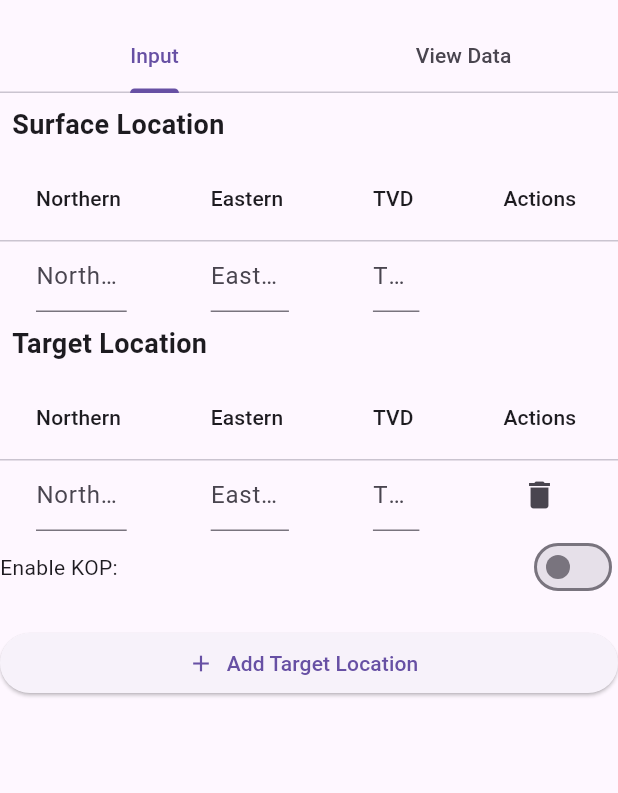
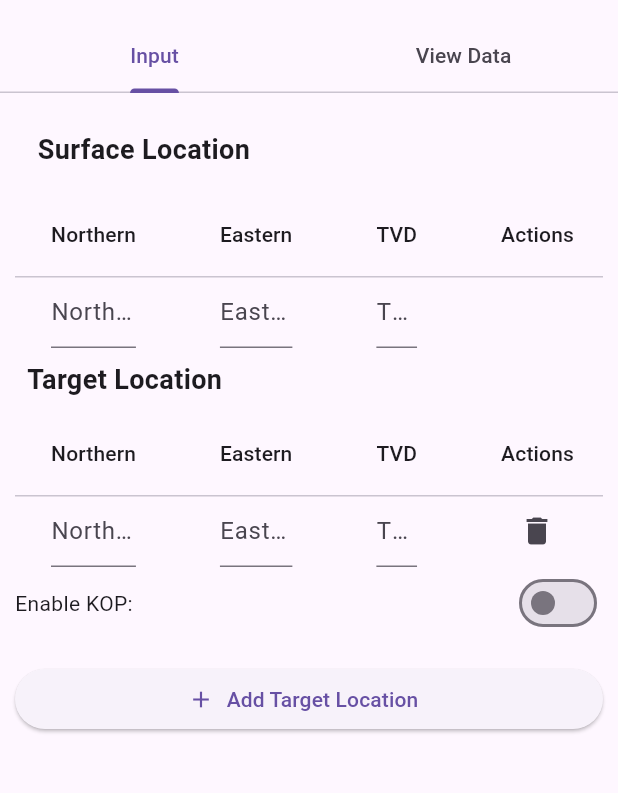
Before and after one commit to Horladimzzy001/Dmain, a Flutter app: the screen it shows after launch, after a tap on "Add Target Location", on a phone screen of 412 x 824 dp, the part 63-856 px from its top. Run offline on Flutter 3.47's test engine with Material 3 defaults, Android fonts, the phone set to English and light mode, and no system bars; our stand-ins replace fl_chart.

Commit message:
almost done....

```diff
--- /dev/null
+++ b/lib/homePage.dart
@@ -0,0 +1,210 @@
+import 'package:flutter/material.dart';
+import 'calculationTable.dart';
+
+class MainPage extends StatefulWidget {
+  @override
+  _MainPageState createState() => _MainPageState();
+}
+
+class _MainPageState extends State<MainPage> with SingleTickerProviderStateMixin {
+  late TabController _tabController;
+  bool _kopEnabled = false;
+  Map<String, TextEditingController> _surfaceLocation = {
+    "northern": TextEditingController(),
+    "eastern": TextEditingController(),
+    "tvd": TextEditingController(),
+  };
+  List<Map<String, TextEditingController>> _targets = [];
+  TextEditingController _kopController = TextEditingController();
+
+  @override
+  void initState() {
+    super.initState();
+    _tabController = TabController(length: 2, vsync: this);
+  }
+
+  @override
+  Widget build(BuildContext context) {
+    return Scaffold(
+      appBar: AppBar(
+        title: Text("PhiDrillSim"),
+        centerTitle: true,
+        bottom: TabBar(
+          controller: _tabController,
+          tabs: [
+            Tab(text: "Input"),
+            Tab(text: "View Data"),
+          ],
+        ),
+      ),
+      body: TabBarView(
+        controller: _tabController,
+        children: [
+          _buildInputTab(),
+          CalculationTable(
+            surfaceLocation: {
+              "northern": _surfaceLocation["northern"]!.text,
+              "eastern": _surfaceLocation["eastern"]!.text,
+              "tvd": _surfaceLocation["tvd"]!.text,
+            },
+            targets: _targets.map((target) {
+              return {
+                "northern": target["northern"]!.text,
+                "eastern": target["eastern"]!.text,
+                "tvd": target["tvd"]!.text,
+              };
+            }).toList(),
+            kopEnabled: _kopEnabled,
+            kopValue: double.tryParse(_kopController.text) ?? 0.0,
+          )
+        ],
+      ),
+    );
+  }
+
+  Widget _buildInputTab() {
+    return Padding(
+      padding: EdgeInsets.all(10),
+      child: ListView(
+        children: <Widget>[
+          Padding(
+            padding: const EdgeInsets.all(15.0),
+            child: Text(
+              'Surface Location',
+              style: TextStyle(fontSize: 18, fontWeight: FontWeight.bold),
+            ),
+          ),
+          SingleChildScrollView(
+            scrollDirection: Axis.horizontal,
+            child: DataTable(
+              columns: [
+                DataColumn(label: Text('Northern')),
+                DataColumn(label: Text('Eastern')),
+                DataColumn(label: Text('TVD')),
+                DataColumn(label: Text('Actions')),
+              ],
+              rows: [
+                DataRow(cells: [
+                  DataCell(TextField(
+                    controller: _surfaceLocation["northern"],
+                    decoration: InputDecoration(
+                      labelText: "Northern (Surface)",
+                    ),
+                    keyboardType: TextInputType.number,
+                  )),
+                  DataCell(TextField(
+                    controller: _surfaceLocation["eastern"],
+                    decoration: InputDecoration(
+                        labelText: "Eastern (Surface)"),
+                    keyboardType: TextInputType.number,
+                  )),
+                  DataCell(TextField(
+                    controller: _surfaceLocation["tvd"],
+                    decoration: InputDecoration(
+                        labelText: "TVD (Surface)"),
+                    keyboardType: TextInputType.number,
+                  )),
+                  DataCell(Container()), // No delete button for surface location
+                ]),
+              ],
+            ),
+          ),
+          Padding(
+            padding: const EdgeInsets.all(8.0),
+            child: Text(
+              'Target Location',
+              style: TextStyle(fontSize: 18, fontWeight: FontWeight.bold),
+            ),
+          ),
+          SingleChildScrollView(
+            scrollDirection: Axis.horizontal,
+            child: DataTable(
+              columns: [
+                DataColumn(label: Text('Northern')),
+                DataColumn(label: Text('Eastern')),
+                DataColumn(label: Text('TVD')),
+                DataColumn(label: Text('Actions')),
+              ],
+              rows: _targets.map((location) {
+                int index = _targets.indexOf(location);
+                return DataRow(cells: [
+                  DataCell(TextField(
+                      controller: location["northern"],
+                      decoration: InputDecoration(
+                          labelText: "Northern (Target)"),keyboardType: TextInputType.number,),
+                  ),
+                  DataCell(TextField(
+                      controller: location["eastern"],
+                      decoration: InputDecoration(
+                          labelText: "Eastern (Target)"),keyboardType: TextInputType.number,),
+                  ),
+                  DataCell(TextField(
+                      controller: location["tvd"],
+                      decoration: InputDecoration(
+                          labelText: "TVD (Target)"),keyboardType: TextInputType.number,),
+                  ),
+                  DataCell(IconButton(
+                    icon: Icon(Icons.delete),
+                    onPressed: () => _removeLocation(index),
+                  )),
+                ]);
+              }).toList(),
+            ),
+          ),
+          Row(
+            mainAxisAlignment: MainAxisAlignment.spaceBetween,
+            children: <Widget>[
+              Text("Enable KOP:"),
+              Switch(
+                value: _kopEnabled,
+                onChanged: (value) {
+                  setState(() {
+                    _kopEnabled = value;
+                    if (!_kopEnabled) _kopController.clear();
+                  });
+                },
+              ),
+            ],
+          ),
+          if (_kopEnabled)
+            Padding(
+              padding: const EdgeInsets.symmetric(horizontal: 8.0),
+              child: TextField(
+                controller: _kopController,
+                decoration: InputDecoration(
+                  labelText: "KOP",
+                  border: OutlineInputBorder(),
+                ),
+                keyboardType: TextInputType.number,
+              ),
+            ),
+          Padding(
+            padding: const EdgeInsets.symmetric(vertical: 16.0),
+            child: ElevatedButton.icon(
+              onPressed: _addLocation,
+              icon: Icon(Icons.add),
+              label: Text("Add Target Location"),
+            ),
+          ),
+        ],
+      ),
+    );
+  }
+
+  void _addLocation() {
+    setState(() {
+      Map<String, TextEditingController> newLocation = {
+        "northern": TextEditingController(),
+        "eastern": TextEditingController(),
+        "tvd": TextEditingController(),
+      };
+      _targets.add(newLocation);
+    });
+  }
+
+  void _removeLocation(int index) {
+    setState(() {
+      _targets.removeAt(index);
+    });
+  }
+}
--- a/lib/main.dart
+++ b/lib/main.dart
@@ -1,5 +1,7 @@
 import 'package:flutter/material.dart';
 import 'package:phidrillsim_app/calculationTable.dart';
+
+import 'homePage.dart';
 
 void main() => runApp(MyApp());
 
@@ -47,187 +49,3 @@ class _SplashScreenState extends State<SplashScreen> {
     );
   }
 }
-
-class MainPage extends StatefulWidget {
-  @override
-  _MainPageState createState() => _MainPageState();
-}
-
-class _MainPageState extends State<MainPage>
-    with SingleTickerProviderStateMixin {
-  late TabController _tabController;
-  bool _kopEnabled = false;
-  List<Map<String, TextEditingController>> _locations = [{}];
-  TextEditingController _kopController = TextEditingController();
-
-  @override
-  void initState() {
-    super.initState();
-    _tabController = TabController(length: 2, vsync: this);
-    _locations[0]["northern"] = TextEditingController();
-    _locations[0]["eastern"] = TextEditingController();
-    _locations[0]["tvd"] = TextEditingController();
-
-  }
-
-  @override
-  Widget build(BuildContext context) {
-    return Scaffold(
-      appBar: AppBar(
-        title: Text("PhiDrillSim"),
-        centerTitle: true,
-        bottom: TabBar(
-          controller: _tabController,
-          tabs: [
-            Tab(text: "Input"),
-            Tab(text: "View Data"),
-          ],
-        ),
-      ),
-      body: TabBarView(
-        controller: _tabController,
-        children: [
-          _buildInputTab(),
-            CalculationTable() // Placeholder for the second tab
-        ],
-      ),
-    );
-  }
-
-  Widget _buildInputTab() {
-  return ListView(
-    children: <Widget>[
-      // Add the Surface Location Label
-      Padding(
-        padding: const EdgeInsets.all(8.0),
-        child: Text(
-          'Surface Location',  // This text marks the surface location
-          style: TextStyle(fontSize: 18, fontWeight: FontWeight.bold),
-        ),
-      ),
-
-      // DataTable for Surface Location
-      DataTable(
-        columns: [
-          DataColumn(label: Text('Northern')),
-          DataColumn(label: Text('Eastern')),
-          DataColumn(label: Text('TVD')),
-          DataColumn(label: Text('Actions')),
-        ],
-        rows: [
-          DataRow(cells: [
-            DataCell(TextField(
-                controller: _locations[0]["northern"],
-                decoration: InputDecoration(
-                    labelText: "Northern (Surface)"))),
-            DataCell(TextField(
-                controller: _locations[0]["eastern"],
-                decoration: InputDecoration(
-                    labelText: "Eastern (Surface)"))),
-            DataCell(TextField(
-                controller: _locations[0]["tvd"],
-                decoration: InputDecoration(
-                    labelText: "TVD (Surface)"))),
-            DataCell(Container()), // No delete button for surface location
-          ]),
-        ],
-      ),
-
-      // Add the Target Location Label
-      Padding(
-        padding: const EdgeInsets.all(8.0),
-        child: Text(
-          'Target Location',  // This text marks the target location
-          style: TextStyle(fontSize: 18, fontWeight: FontWeight.bold),
-        ),
-      ),
-
-      // DataTable for Target Locations
-      DataTable(
-        columns: [
-          DataColumn(label: Text('Northern')),
-          DataColumn(label: Text('Eastern')),
-          DataColumn(label: Text('TVD')),
-          DataColumn(label: Text('Actions')),
-        ],
-        rows: _locations.skip(1).map((location) { // Skipping the first location
-          int index = _locations.indexOf(location);
-          return DataRow(cells: [
-            DataCell(TextField(
-                controller: location["northern"],
-                decoration: InputDecoration(
-                    labelText: "Northern (Target)"))),
-            DataCell(TextField(
-                controller: location["eastern"],
-                decoration: InputDecoration(
-                    labelText: "Eastern (Target)"))),
-            DataCell(TextField(
-                controller: location["tvd"],
-                decoration: InputDecoration(
-                    labelText: "TVD (Target)"))),
-            DataCell(IconButton(
-                icon: Icon(Icons.delete),
-                onPressed: () => _removeLocation(index))),
-          ]);
-        }).toList(),
-      ),
-
-      // Remaining widgets
-      Row(
-        mainAxisAlignment: MainAxisAlignment.spaceBetween,
-        children: <Widget>[
-          Text("Enable KOP:"),
-          Switch(
-            value: _kopEnabled,
-            onChanged: (value) {
-              setState(() {
-                _kopEnabled = value;
-                if (!_kopEnabled) _kopController.clear();
-              });
-            },
-          ),
-        ],
-      ),
-      if (_kopEnabled)
-        Padding(
-          padding: const EdgeInsets.symmetric(horizontal: 8.0),
-          child: TextField(
-            controller: _kopController,
-            decoration: InputDecoration(
-              labelText: "KOP",
-              border: OutlineInputBorder(),
-            ),
-          ),
-        ),
-      Padding(
-        padding: const EdgeInsets.symmetric(vertical: 16.0),
-        child: ElevatedButton.icon(
-          onPressed: _addLocation,
-          icon: Icon(Icons.add),
-          label: Text("Add Target Location"),
-        ),
-      ),
-    ],
-  );
-}
-
-
-
-
-  void _addLocation() {
-    setState(() {
-      Map<String, TextEditingController> newLocation = {
-        "northern": TextEditingController(),
-        "eastern": TextEditingController(),
-        "tvd": TextEditingController(),
-      };
-      _locations.add(newLocation);
-    });
-  }
-
-  void _removeLocation(int index) {
-    setState(() {
-      _locations.removeAt(index);
-    });
-  }
-}
--- a/pubspec.yaml
+++ b/pubspec.yaml
@@ -35,6 +35,7 @@ dependencies:
   # The following adds the Cupertino Icons font to your application.
   # Use with the CupertinoIcons class for iOS style icons.
   cupertino_icons: ^1.0.6
+  fl_chart: ^0.68.0
 
 dev_dependencies:
   flutter_test:
```
Also changed, not shown: lib/calculationTable.dart (+5 -2 lines), lib/twoDplot.dart (added, +132 -0 lines), pubspec.lock, 1 other file.
